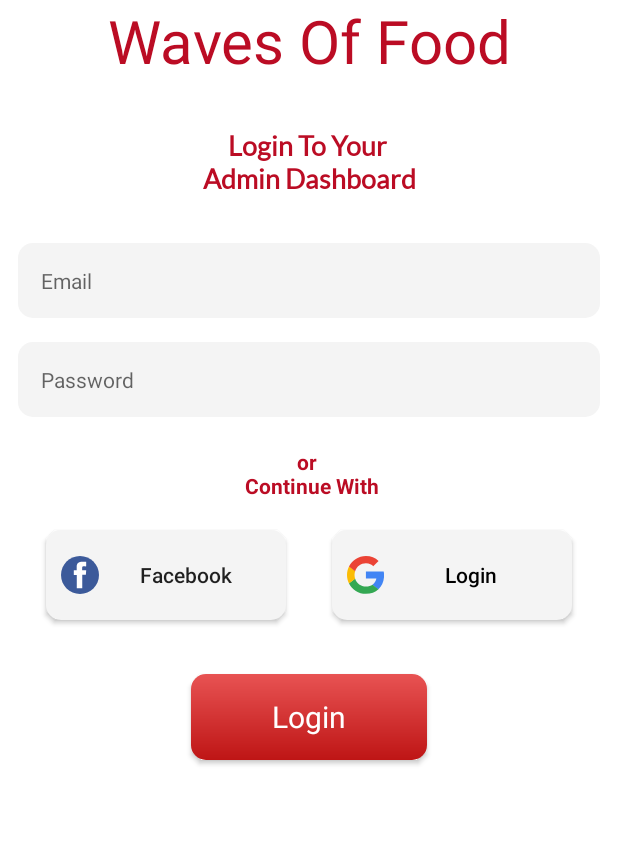
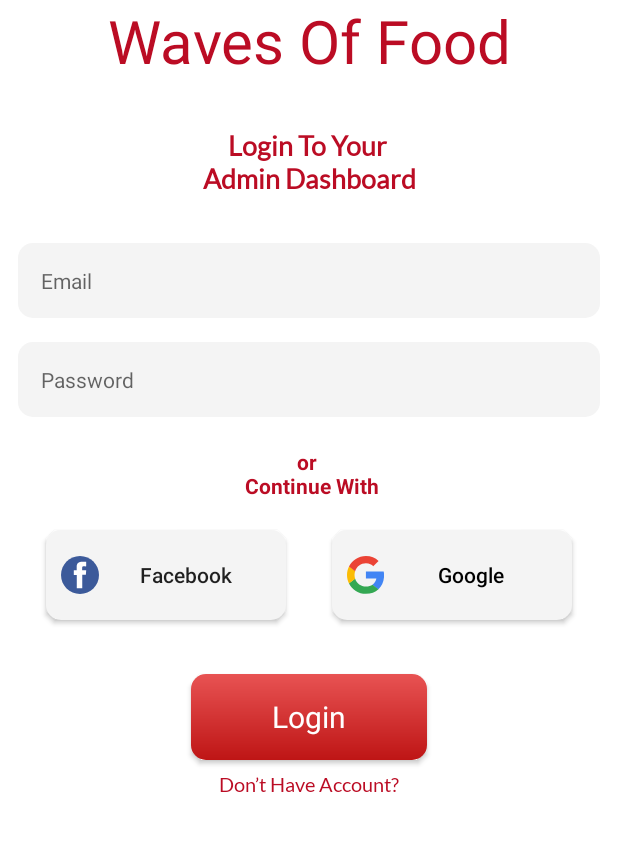
Before and after one commit to levietanh2003/AdminWaveOfFood, an Android app: the LoginActivity screen opened directly, with no data from a screen before it, on a phone screen of 412 x 824 dp, the part 342-1193 px from its top. Run offline under Robolectric (Android 15) with nearby library versions, the phone set to English and light mode, and no system bars; Roboto replaces fonts that are not available here.

Commit message:
Fix_Feat: btnGoogle_Don't Have Account

```diff
--- a/app/src/main/res/layout/activity_login.xml
+++ b/app/src/main/res/layout/activity_login.xml
@@ -105,23 +105,23 @@
         android:textAllCaps="false"
         android:paddingLeft="10dp"
         android:background="@drawable/background_edittext"
-        app:layout_constraintEnd_toStartOf="@+id/btn_login"
+        app:layout_constraintEnd_toStartOf="@+id/btnGoogle"
         app:layout_constraintHorizontal_bias="0.5"
         app:layout_constraintStart_toStartOf="parent"
         app:layout_constraintTop_toBottomOf="@+id/textView5" />
 
     <androidx.appcompat.widget.AppCompatButton
-        android:id="@+id/btn_login"
+        android:id="@+id/btnGoogle"
         android:layout_width="160dp"
         android:layout_height="60dp"
         android:layout_marginTop="20dp"
-        android:text="Login"
+        android:background="@drawable/background_edittext"
+        android:drawableLeft="@drawable/ic_google"
+        android:paddingLeft="10dp"
         android:paddingRight="10dp"
-        android:paddingLeft="10dp"
+        android:text="Google"
         android:textAllCaps="false"
-        android:background="@drawable/background_edittext"
         android:textColor="@color/black"
-        android:drawableLeft="@drawable/ic_google"
         app:layout_constraintEnd_toEndOf="parent"
         app:layout_constraintHorizontal_bias="0.5"
         app:layout_constraintStart_toEndOf="@+id/btn_facebook"
@@ -139,8 +139,21 @@
         android:textAllCaps="false"
         android:background="@drawable/cta_button"
         app:layout_constraintBottom_toBottomOf="parent"
-        app:layout_constraintEnd_toEndOf="@+id/btn_login"
+        app:layout_constraintEnd_toEndOf="@+id/btnGoogle"
         app:layout_constraintStart_toStartOf="@+id/btn_facebook"
         app:layout_constraintTop_toBottomOf="@+id/textView5" />
 
+    <TextView
+        android:id="@+id/textView6"
+        android:layout_width="wrap_content"
+        android:layout_height="wrap_content"
+        android:layout_marginTop="8dp"
+        android:text="@string/Don_Have_Account"
+        android:textSize="13sp"
+        android:fontFamily="@font/lato"
+        android:textColor="#BB0C24"
+        app:layout_constraintEnd_toEndOf="parent"
+        app:layout_constraintStart_toStartOf="parent"
+        app:layout_constraintTop_toBottomOf="@+id/btnLogin" />
+
 </androidx.constraintlayout.widget.ConstraintLayout>
--- a/app/src/main/res/values/strings.xml
+++ b/app/src/main/res/values/strings.xml
@@ -3,4 +3,5 @@
     <string name="title_Splash">Waves Of Food</string>
     <string name="title_LoginAdmin">Login To Your \nAdmin Dashboard</string>
     <string name="or_google_facebook">or \n Continue With</string>
+    <string name="Don_Have_Account">Don’t Have Account?</string>
 </resources>
```
